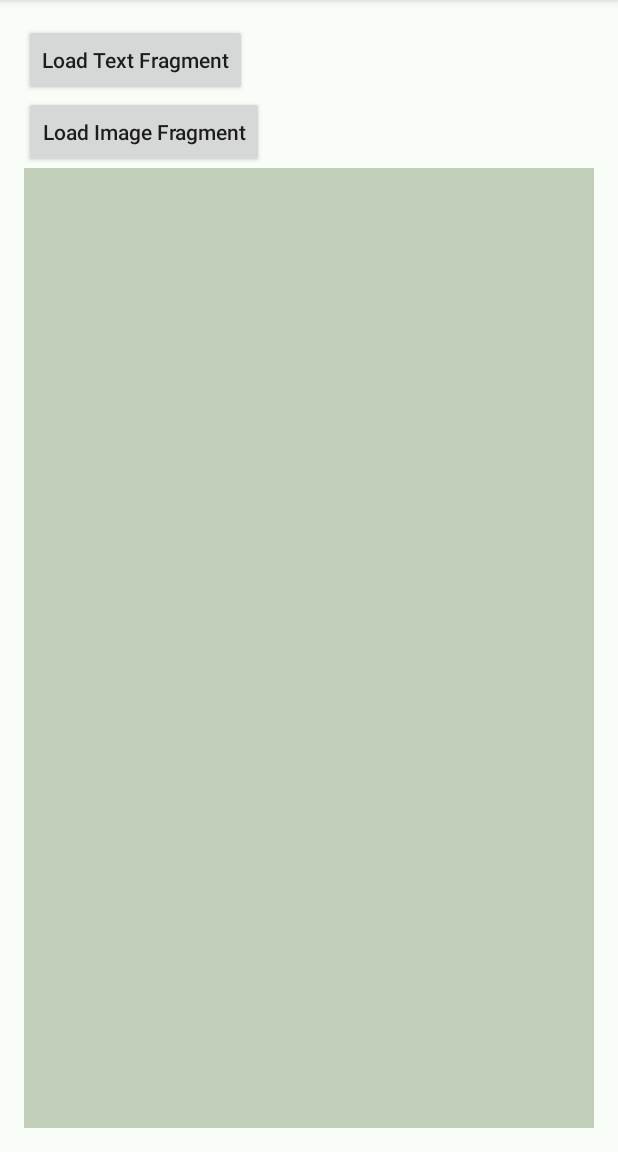
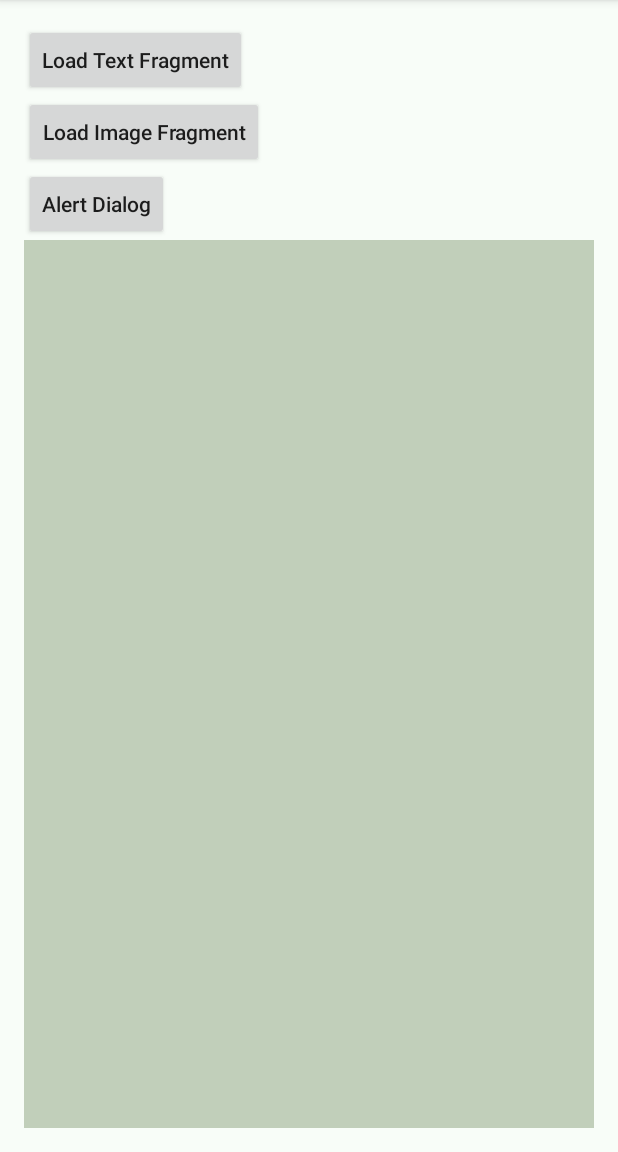
Before and after one commit to surendrabhimineni/FragmentButtonClicks, an Android app: the screen it shows after launch (MainActivity), on a phone screen of 412 x 824 dp, the part 84-1236 px from its top. Run offline under Robolectric (Android 15) with nearby library versions, the phone set to English and light mode, and no system bars.

Commit message:
alert dialog

```diff
--- a/app/src/main/res/layout/activity_main.xml
+++ b/app/src/main/res/layout/activity_main.xml
@@ -23,6 +23,15 @@
         android:text="Load Image Fragment"
         android:textAllCaps="false"
         />
+
+    <Button
+        android:id="@+id/button3"
+        android:layout_width="wrap_content"
+        android:layout_height="wrap_content"
+        android:text="Alert Dialog"
+        android:textAllCaps="false"
+        />
+
     <LinearLayout
         android:id="@+id/fragment_container"
         android:layout_width="match_parent"
```
Also changed, not shown: app/src/main/java/com/example/fragmentbuttonclicks/MainActivity.kt (+27 -0 lines).
